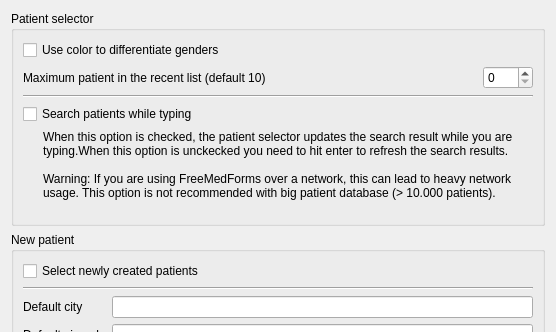
The window that plugins/patientbaseplugin/patientbasepreferencespage.ui (FreeHealth/freehealth) describes before a commit, drawn with Qt 5; both pictures show x 0 to 556 and y 0 to 332 of the 556 by 719 pixel window.
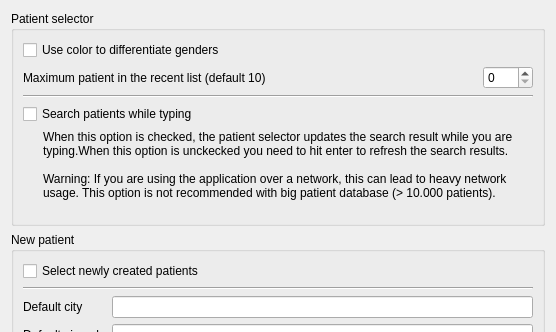
The same window after the commit. Custom widgets are drawn as their Qt base class.

```diff
--- a/plugins/patientbaseplugin/patientbasepreferencespage.ui
+++ b/plugins/patientbaseplugin/patientbasepreferencespage.ui
@@ -160,7 +160,7 @@
           <property name="text">
            <string>When this option is checked, the patient selector updates the search result while you are typing.When this option is unckecked you need to hit enter to refresh the search results.
 
-Warning: If you are using FreeMedForms over a network, this can lead to heavy network usage. This option is not recommended with big patient database (&gt; 10.000 patients).
+Warning: If you are using the application over a network, this can lead to heavy network usage. This option is not recommended with big patient database (&gt; 10.000 patients).
 </string>
           </property>
           <property name="wordWrap">
```
